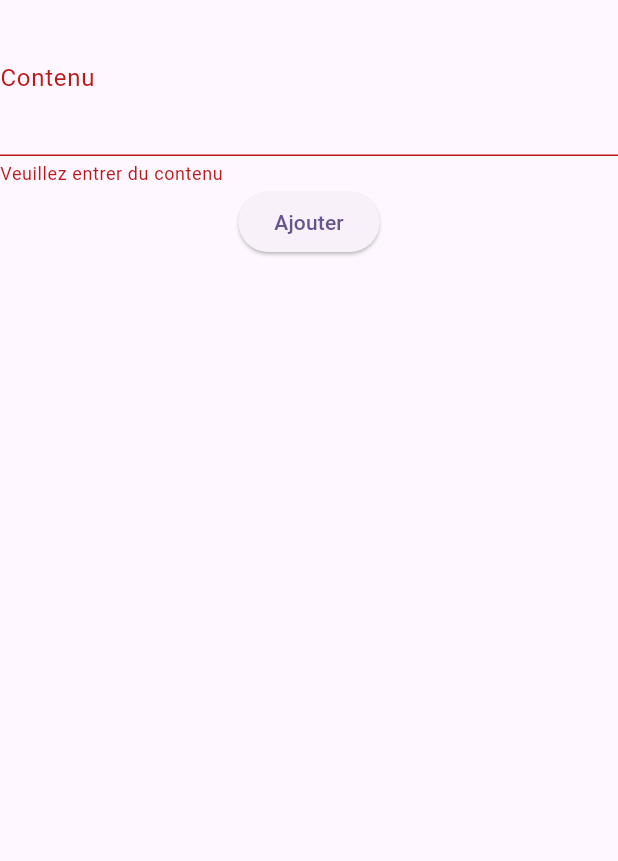
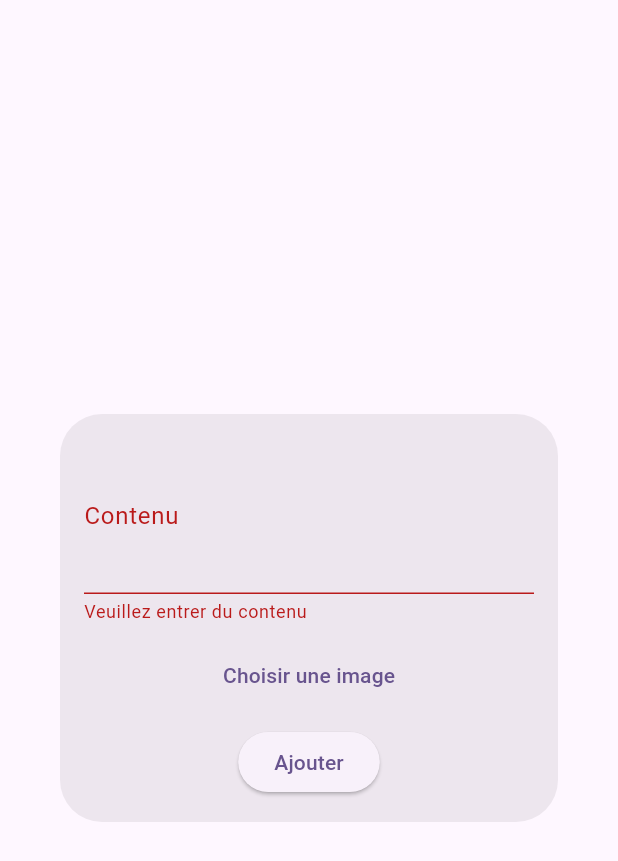
Before and after one commit to NicolasDebras/XenFlutter, a Flutter app: the AddEditPostWidget widget shown alone on an empty page, opened directly, after a tap on "Ajouter", on a phone screen of 412 x 824 dp. Shown: the top 861 px of the screen. Run offline on Flutter 3.47's test engine with Material 3 defaults, Android fonts, the phone set to English and light mode, and no system bars; our stand-ins replace dio, image_picker.

Commit message:
last push, last

```diff
--- a/lib/design/Post/AddEditPostWidget.dart
+++ b/lib/design/Post/AddEditPostWidget.dart
@@ -6,6 +6,9 @@ import '../../services/PostsService.dart';
 import '../../services/provider/AuthState.dart';
 import '../../services/provider/PostsProvider.dart';
 import '../../services/provider/api_service.dart';
+import 'package:image_picker/image_picker.dart';
+
+import 'dart:io';
 
 class AddEditPostWidget extends StatefulWidget {
   final Post? post;
@@ -19,6 +22,7 @@ class AddEditPostWidget extends StatefulWidget {
 class _AddEditPostWidgetState extends State<AddEditPostWidget> {
   final _formKey = GlobalKey<FormState>();
   late TextEditingController _contentController;
+  File? _image;
 
   @override
   void initState() {
@@ -32,6 +36,17 @@ class _AddEditPostWidgetState extends State<AddEditPostWidget> {
     super.dispose();
   }
 
+  Future<void> _pickImage() async {
+    final picker = ImagePicker();
+    final pickedFile = await picker.pickImage(source: ImageSource.gallery);
+
+    if (pickedFile != null) {
+      setState(() {
+        _image = File(pickedFile.path);
+      });
+    }
+  }
+
   void _addOrEditPost() async {
     if (_formKey.currentState!.validate()) {
       final content = _contentController.text;
@@ -41,24 +56,27 @@ class _AddEditPostWidgetState extends State<AddEditPostWidget> {
         final authState = Provider.of<AuthState>(context, listen: false);
         final postsProvider = Provider.of<PostsProvider>(context, listen: false);
 
+        Post post;
         if (widget.post == null) {
-          Post post = await postsService.addPost(content: content, token: authState.authToken);
+          post = await postsService.addPost(content: content, image: _image, token: authState.authToken);
           postsProvider.addPost(post);
         } else {
-          await postsService.editPost(postId: widget.post!.id!, content: content, token: authState.authToken);
+          await postsService.editPost(postId: widget.post!.id!, content: content, image: _image, token: authState.authToken);
           postsProvider.editPost(content, widget.post!.id!);
         }
         Navigator.of(context).pop();
       } catch (e) {
-        // Gérer l'erreur ici
-        print("Erreur lors de l'ajout/édition du post: $e");
+        ScaffoldMessenger.of(context).showSnackBar(SnackBar(content: Text('Erreur lors de l\'ajout/édition du post: $e')));
       }
     }
   }
 
   @override
   Widget build(BuildContext context) {
-    return Form(
+    return Dialog(
+      child: Padding(
+        padding: const EdgeInsets.all(16.0),
+        child: Form(
           key: _formKey,
           child: Column(
             mainAxisSize: MainAxisSize.min,
@@ -76,12 +94,21 @@ class _AddEditPostWidgetState extends State<AddEditPostWidget> {
                   return null;
                 },
               ),
+              const SizedBox(height: 10),
+              _image != null ? Image.file(_image!) : Container(),
+              TextButton(
+                onPressed: _pickImage,
+                child: Text('Choisir une image'),
+              ),
+              const SizedBox(height: 10),
               ElevatedButton(
                 onPressed: _addOrEditPost,
                 child: Text(widget.post == null ? 'Ajouter' : 'Éditer'),
               ),
             ],
           ),
+        ),
+      ),
     );
   }
 }
--- a/pubspec.yaml
+++ b/pubspec.yaml
@@ -32,6 +32,7 @@ dependencies:
     sdk: flutter
   dio: ^4.0.0
   provider: ^6.0.0
+  image_picker: ^0.8.4+4
 
 
   # The following adds the Cupertino Icons font to your application.
```
Also changed, not shown: pubspec.lock, 2 other files. Lines whose indentation alone changed are shown as unchanged.
